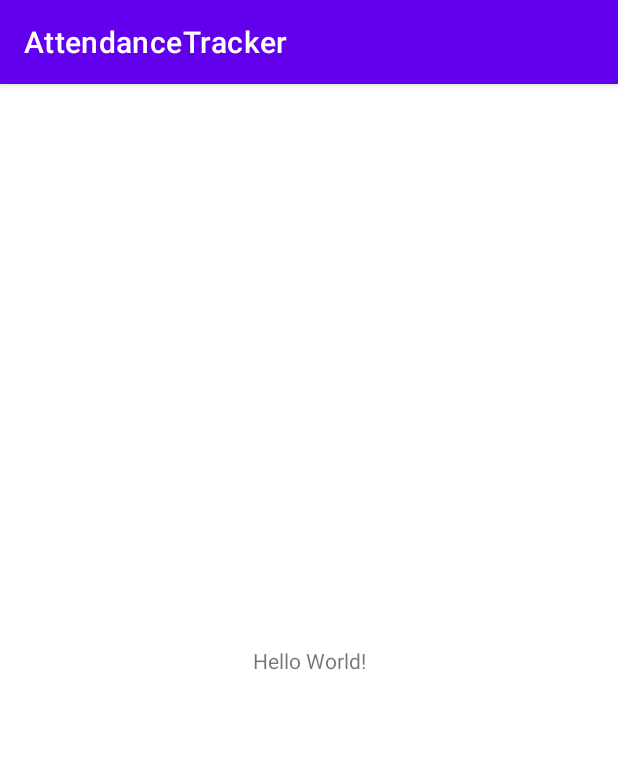
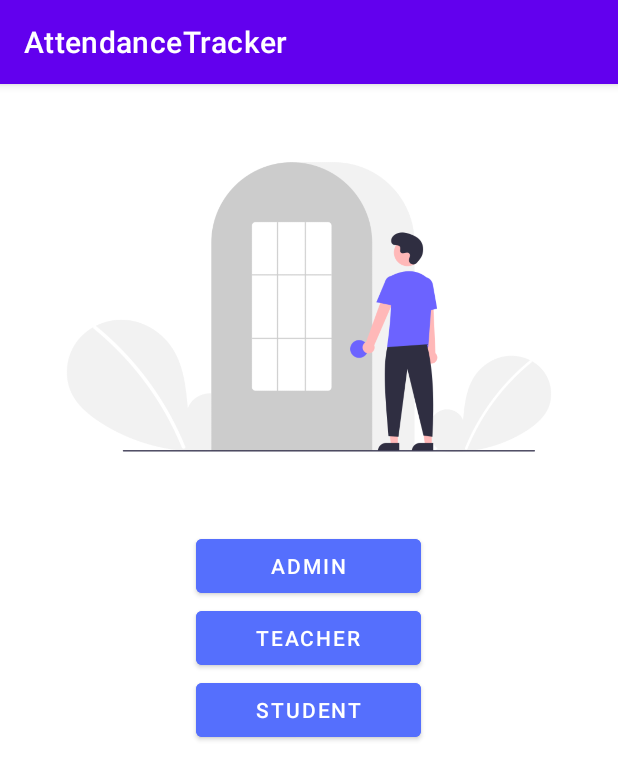
Before and after one commit to edgeDancer256/AttendanceTracker, an Android app: the screen it shows after launch (MainActivity), on a phone screen of 412 x 824 dp. Shown: the top 780 px of the screen. Run offline under Robolectric (Android 15) with nearby library versions, the phone set to English and light mode, and no system bars.

Commit message:
Welcome Screen

```diff
--- a/app/src/main/AndroidManifest.xml
+++ b/app/src/main/AndroidManifest.xml
@@ -14,6 +14,9 @@
         android:theme="@style/Theme.AttendanceTracker"
         tools:targetApi="31">
         <activity
+            android:name=".AdminLogin"
+            android:exported="false" />
+        <activity
             android:name=".MainActivity"
             android:exported="true">
             <intent-filter>
--- /dev/null
+++ b/app/src/main/java/com/nazgul/attendancetracker/AdminLogin.java
@@ -0,0 +1,14 @@
+package com.nazgul.attendancetracker;
+
+import androidx.appcompat.app.AppCompatActivity;
+
+import android.os.Bundle;
+
+public class AdminLogin extends AppCompatActivity {
+
+    @Override
+    protected void onCreate(Bundle savedInstanceState) {
+        super.onCreate(savedInstanceState);
+        setContentView(R.layout.activity_admin_login);
+    }
+}
--- /dev/null
+++ b/app/src/main/res/layout/activity_admin_login.xml
@@ -0,0 +1,9 @@
+<?xml version="1.0" encoding="utf-8"?>
+<androidx.constraintlayout.widget.ConstraintLayout xmlns:android="http://schemas.android.com/apk/res/android"
+    xmlns:app="http://schemas.android.com/apk/res-auto"
+    xmlns:tools="http://schemas.android.com/tools"
+    android:layout_width="match_parent"
+    android:layout_height="match_parent"
+    tools:context=".AdminLogin">
+
+</androidx.constraintlayout.widget.ConstraintLayout>
--- a/app/src/main/res/layout/activity_main.xml
+++ b/app/src/main/res/layout/activity_main.xml
@@ -6,13 +6,59 @@
     android:layout_height="match_parent"
     tools:context=".MainActivity">
 
-    <TextView
-        android:layout_width="wrap_content"
-        android:layout_height="wrap_content"
-        android:text="Hello World!"
-        app:layout_constraintBottom_toBottomOf="parent"
-        app:layout_constraintEnd_toEndOf="parent"
-        app:layout_constraintStart_toStartOf="parent"
-        app:layout_constraintTop_toTopOf="parent" />
+    <LinearLayout
+        android:layout_width="match_parent"
+        android:layout_height="match_parent"
+        android:orientation="vertical">
 
+        <ImageView
+            android:id="@+id/imageView"
+            android:layout_width="match_parent"
+            android:layout_height="297dp"
+            android:maxWidth="10dp"
+            android:maxHeight="15dp"
+            app:srcCompat="@drawable/login" />
+
+        <Button
+            android:id="@+id/button2"
+            android:layout_width="wrap_content"
+            android:layout_height="wrap_content"
+
+            android:backgroundTint="@color/blue_button"
+
+            android:layout_gravity="center"
+            android:layout_marginLeft="10dp"
+            android:layout_marginRight="10dp"
+
+            android:width="150dp"
+            android:text="@string/button2" />
+
+        <Button
+            android:id="@+id/button"
+            android:layout_width="wrap_content"
+            android:layout_height="wrap_content"
+
+            android:backgroundTint="@color/blue_button"
+
+            android:layout_gravity="center"
+            android:layout_marginLeft="10dp"
+            android:layout_marginRight="10dp"
+
+            android:width="150dp"
+            android:text="@string/button" />
+
+        <Button
+            android:id="@+id/button3"
+            android:layout_width="wrap_content"
+            android:layout_height="wrap_content"
+
+            android:backgroundTint="@color/blue_button"
+
+            android:layout_gravity="center"
+            android:layout_marginLeft="10dp"
+            android:layout_marginRight="10dp"
+
+            android:width="150dp"
+            android:text="@string/button3" />
+    </LinearLayout>
 </androidx.constraintlayout.widget.ConstraintLayout>
--- a/app/src/main/res/values/colors.xml
+++ b/app/src/main/res/values/colors.xml
@@ -7,4 +7,7 @@
     <color name="teal_700">#FF018786</color>
     <color name="black">#FF000000</color>
     <color name="white">#FFFFFFFF</color>
+
+    <color name="status_bar">#FF000000</color>
+    <color name="blue_button">#556FFD</color>
 </resources>
--- a/app/src/main/res/values/strings.xml
+++ b/app/src/main/res/values/strings.xml
@@ -1,3 +1,8 @@
 <resources>
     <string name="app_name">AttendanceTracker</string>
+
+    <string name="button2">Admin</string>
+    <string name="button">Teacher</string>
+    <string name="button3">Student</string>
+
 </resources>
--- a/app/src/main/res/values/themes.xml
+++ b/app/src/main/res/values/themes.xml
@@ -3,7 +3,7 @@
     <style name="Theme.AttendanceTracker" parent="Theme.MaterialComponents.DayNight.DarkActionBar">
         <!-- Primary brand color. -->
         <item name="colorPrimary">@color/purple_500</item>
-        <item name="colorPrimaryVariant">@color/purple_700</item>
+        <item name="colorPrimaryVariant">@color/status_bar</item>
         <item name="colorOnPrimary">@color/white</item>
         <!-- Secondary brand color. -->
         <item name="colorSecondary">@color/teal_200</item>
```
Also changed, not shown: app/src/main/res/drawable/login.png (added).
